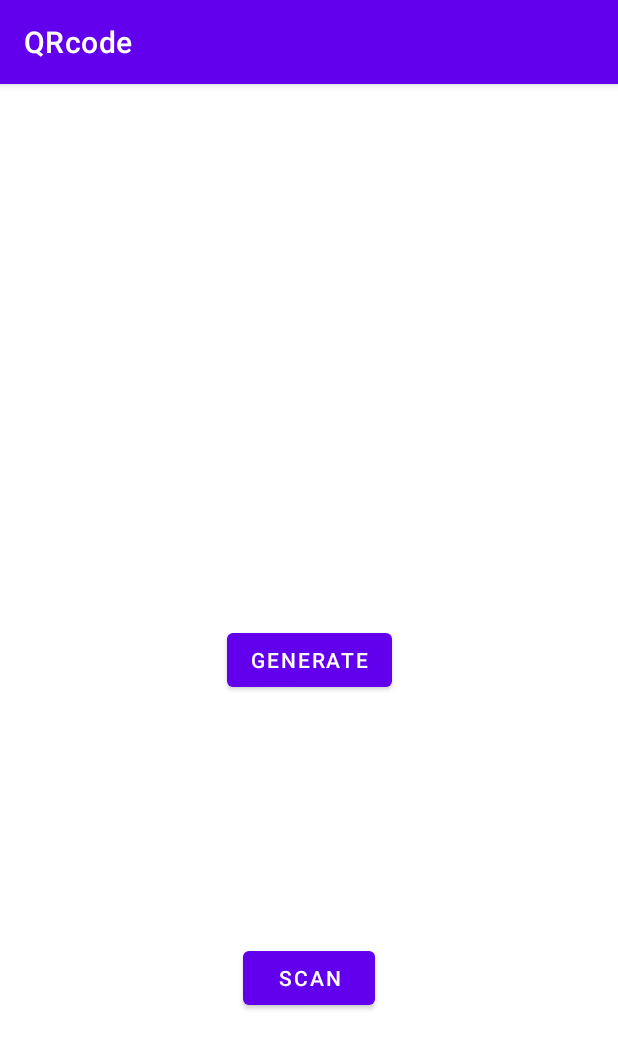
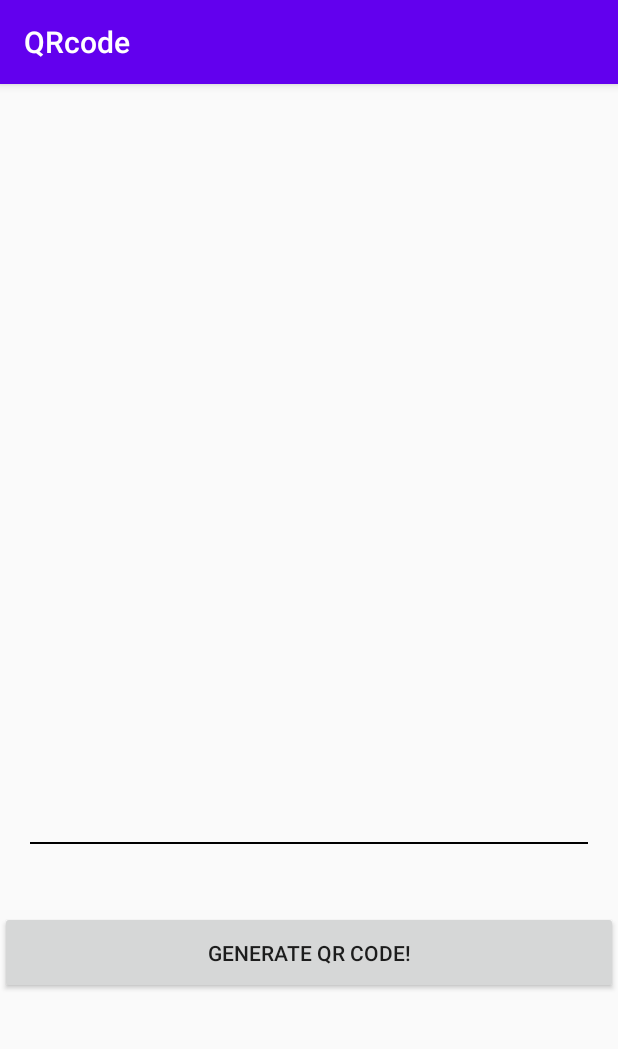
Before and after one commit to RuchaB9/QRcode, an Android app: the generate_qr screen opened directly, with no data from a screen before it, on a phone screen of 412 x 824 dp. Shown: the top 1049 px of the screen. Run offline under Robolectric (Android 15) with nearby library versions, the phone set to English and light mode, and no system bars.

Commit message:
theme fix

```diff
--- a/app/src/main/java/com/example/qrcode/generate_qr.kt
+++ b/app/src/main/java/com/example/qrcode/generate_qr.kt
@@ -14,15 +14,15 @@ import com.google.zxing.qrcode.QRCodeWriter
 
 class generate_qr : AppCompatActivity() {
 
-    private lateinit var QRcode : ImageView
+    private lateinit var qRcode : ImageView
     private lateinit var getData: EditText
     private lateinit var btngetQRcode : Button
 
     override fun onCreate(savedInstanceState: Bundle?) {
         super.onCreate(savedInstanceState)
-        setContentView(R.layout.activity_main)
+        setContentView(R.layout.activity_generate_qr)
 
-        QRcode=findViewById(R.id.QRcode)
+        qRcode=findViewById(R.id.QRcode)
         getData=findViewById(R.id.getData)
         btngetQRcode=findViewById(R.id.generateQRcode)
 
@@ -45,7 +45,7 @@ class generate_qr : AppCompatActivity() {
                             bmp.setPixel(x,y, if(bitMatrix[x,y]) Color.BLACK else Color.WHITE)
                         }
                     }
-                    QRcode.setImageBitmap(bmp)
+                    qRcode.setImageBitmap(bmp)
                 } catch(e: WriterException) {
                     e.printStackTrace()
                 }
--- a/app/src/main/res/layout/scan_qr.xml
+++ b/app/src/main/res/layout/scan_qr.xml
@@ -3,7 +3,8 @@
     xmlns:app="http://schemas.android.com/apk/res-auto"
     xmlns:tools="http://schemas.android.com/tools"
     android:layout_width="match_parent"
-    android:layout_height="match_parent">
+    android:layout_height="match_parent"
+    android:theme="@android:style/Theme.Dialog">
 
 
     <Button
@@ -20,4 +21,5 @@
         app:layout_constraintTop_toTopOf="parent" />
 
 
+
 </androidx.constraintlayout.widget.ConstraintLayout>
--- a/app/src/main/res/values-night/themes.xml
+++ b/app/src/main/res/values-night/themes.xml
@@ -1,6 +1,6 @@
 <resources xmlns:tools="http://schemas.android.com/tools">
     <!-- Base application theme. -->
-    <style name="Theme.QRcode" parent="Theme.MaterialComponents.DayNight.DarkActionBar">
+    <style name="Theme.QRcode." parent="Theme.MaterialComponents.DayNight.DarkActionBar">
         <!-- Primary brand color. -->
         <item name="colorPrimary">@color/purple_200</item>
         <item name="colorPrimaryVariant">@color/purple_700</item>
--- a/app/src/main/res/values/themes.xml
+++ b/app/src/main/res/values/themes.xml
@@ -1,16 +1,16 @@
 <resources xmlns:tools="http://schemas.android.com/tools">
     <!-- Base application theme. -->
-    <style name="Theme.QRcode" parent="Theme.MaterialComponents.DayNight.DarkActionBar">
+    <style name="Theme.QRcode" parent="Theme.AppCompat.DayNight.DarkActionBar">
         <!-- Primary brand color. -->
         <item name="colorPrimary">@color/purple_500</item>
         <item name="colorPrimaryVariant">@color/purple_700</item>
         <item name="colorOnPrimary">@color/white</item>
         <!-- Secondary brand color. -->
-        <item name="colorSecondary">@color/teal_200</item>
+        <item name="android:colorSecondary" tools:targetApi="n_mr1">@color/teal_200</item>
         <item name="colorSecondaryVariant">@color/teal_700</item>
         <item name="colorOnSecondary">@color/black</item>
         <!-- Status bar color. -->
-        <item name="android:statusBarColor">?attr/colorPrimaryVariant</item>
+        <item name="android:statusBarColor" tools:targetApi="l">?attr/colorPrimaryVariant</item>
         <!-- Customize your theme here. -->
     </style>
 </resources>
```
Also changed, not shown: app/build.gradle (+14 -1 lines), app/src/main/java/com/example/qrcode/scan_qr.kt (+10 -1 lines), app/src/main/res/values/colors.xml (line endings or trailing spaces).
